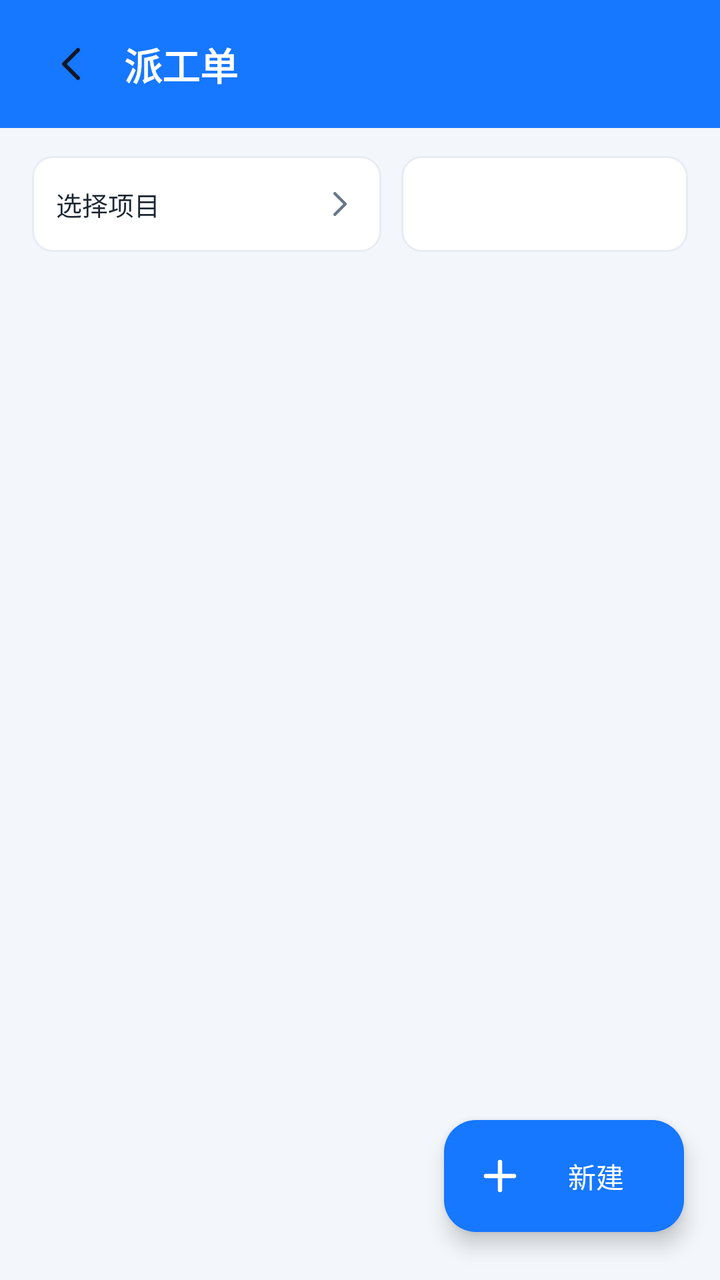
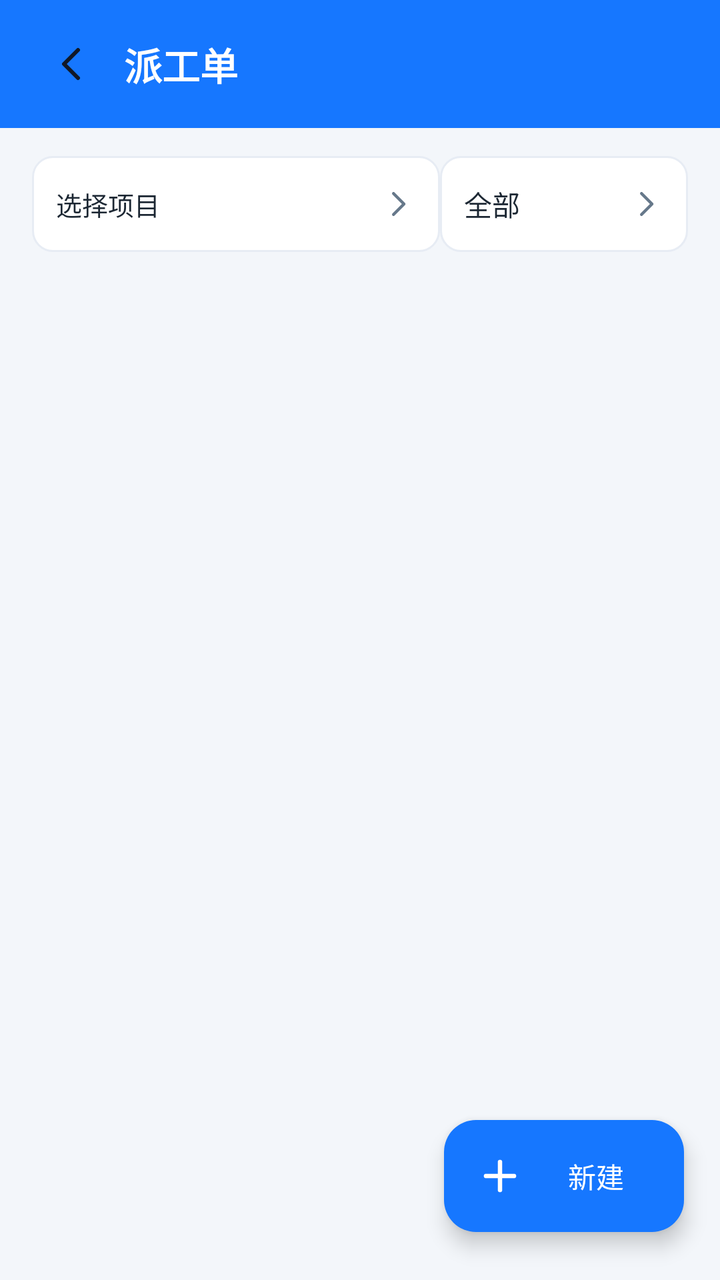

The first picture is an Android layout as it rendered before a commit; the second is the same layout after the commit. The layout source and the unified diff follow.
<!-- AndroidManifest.xml: application theme Theme.WorkerM -->
<!-- res/layout/activity_dispatch_list.xml -->
<?xml version="1.0" encoding="utf-8"?>
<FrameLayout xmlns:android="http://schemas.android.com/apk/res/android"
    xmlns:app="http://schemas.android.com/apk/res-auto"
    android:layout_width="match_parent"
    android:layout_height="match_parent"
    android:background="@color/surface_background">

    <LinearLayout
        android:layout_width="match_parent"
        android:layout_height="match_parent"
        android:orientation="vertical">

        <LinearLayout
            android:layout_width="match_parent"
            android:layout_height="64dp"
            android:background="@color/dashboard_blue"
            android:gravity="center_vertical"
            android:paddingHorizontal="16dp">

            <ImageButton
                android:id="@+id/back_button"
                android:layout_width="40dp"
                android:layout_height="40dp"
                android:background="@android:color/transparent"
                android:contentDescription="返回"
                android:src="@drawable/ic_back" />

            <TextView
                android:id="@+id/title_text"
                android:layout_width="0dp"
                android:layout_height="wrap_content"
                android:layout_marginStart="6dp"
                android:layout_weight="1"
                android:ellipsize="end"
                android:maxLines="1"
                android:text="派工单"
                android:textColor="@color/white"
                android:textSize="19sp"
                android:textStyle="bold" />
        </LinearLayout>

        <LinearLayout
            android:layout_width="match_parent"
            android:layout_height="wrap_content"
            android:orientation="horizontal"
            android:paddingHorizontal="16dp"
            android:paddingTop="14dp"
            android:paddingBottom="8dp">

            <TextView
                android:id="@+id/project_filter_button"
                android:layout_width="0dp"
                android:layout_height="48dp"
                android:layout_marginEnd="10dp"
                android:layout_weight="1.1"
                android:background="@drawable/bg_card_stroke"
                android:drawableEnd="@drawable/ic_next"
                android:drawablePadding="4dp"
                android:ellipsize="end"
                android:gravity="center_vertical"
                android:maxLines="1"
                android:paddingHorizontal="12dp"
                android:text="选择项目"
                android:textColor="@color/text_primary"
                android:textSize="13sp"
                app:drawableTint="@color/text_secondary" />

            <Spinner
                android:id="@+id/status_spinner"
                android:layout_width="0dp"
                android:layout_height="48dp"
                android:layout_weight="0.9"
                android:background="@drawable/bg_card_stroke" />
        </LinearLayout>

        <androidx.recyclerview.widget.RecyclerView
            android:id="@+id/dispatch_recycler"
            android:layout_width="match_parent"
            android:layout_height="0dp"
            android:layout_weight="1"
            android:clipToPadding="false"
            android:paddingHorizontal="16dp"
            android:paddingBottom="96dp" />

        <TextView
            android:id="@+id/empty_text"
            android:layout_width="match_parent"
            android:layout_height="120dp"
            android:gravity="center"
            android:text="暂无派工任务"
            android:textColor="@color/text_secondary"
            android:visibility="gone" />
    </LinearLayout>

    <com.google.android.material.floatingactionbutton.ExtendedFloatingActionButton
        android:id="@+id/create_fab"
        android:layout_width="wrap_content"
        android:layout_height="56dp"
        android:layout_gravity="bottom|end"
        android:layout_marginEnd="18dp"
        android:layout_marginBottom="24dp"
        android:contentDescription="新建派工单"
        android:text="新建"
        android:textColor="@color/white"
        app:backgroundTint="@color/dashboard_blue"
        app:icon="@drawable/ic_add"
        app:iconTint="@color/white" />
</FrameLayout>
<!-- resources referenced by this layout -->
<resources>
  <color name="dashboard_blue">#1677FF</color>
  <color name="surface_background">#F3F6FA</color>
  <color name="text_primary">#1C2733</color>
  <color name="text_secondary">#66788A</color>
  <color name="white">#FFFFFFFF</color>
  <!-- drawable bg_card_stroke (drawable) -->
  <?xml version="1.0" encoding="utf-8"?>
  <shape xmlns:android="http://schemas.android.com/apk/res/android">
      <solid android:color="@color/white" />
      <stroke android:width="1dp" android:color="#E7ECF4" />
      <corners android:radius="10dp" />
  </shape>
  <!-- drawable ic_add (drawable) -->
  <?xml version="1.0" encoding="utf-8"?>
  <vector xmlns:android="http://schemas.android.com/apk/res/android" android:width="24dp" android:height="24dp" android:viewportWidth="24" android:viewportHeight="24">
      <path android:strokeColor="#FFFFFFFF" android:strokeWidth="2.2" android:strokeLineCap="round" android:fillColor="@android:color/transparent" android:pathData="M12,5v14M5,12h14" />
  </vector>
  <!-- drawable ic_back (drawable) -->
  <?xml version="1.0" encoding="utf-8"?>
  <vector xmlns:android="http://schemas.android.com/apk/res/android" android:width="24dp" android:height="24dp" android:viewportWidth="24" android:viewportHeight="24">
      <path android:strokeColor="#111827" android:strokeWidth="2" android:strokeLineCap="round" android:strokeLineJoin="round" android:fillColor="@android:color/transparent" android:pathData="M15,5L8,12l7,7" />
  </vector>
  <!-- drawable ic_next (drawable) -->
  <?xml version="1.0" encoding="utf-8"?>
  <vector xmlns:android="http://schemas.android.com/apk/res/android"
      android:width="18dp"
      android:height="18dp"
      android:viewportWidth="24"
      android:viewportHeight="24">
      <path
          android:fillColor="@android:color/transparent"
          android:pathData="M9,5L16,12L9,19"
          android:strokeColor="#1677FF"
          android:strokeLineCap="round"
          android:strokeLineJoin="round"
          android:strokeWidth="2" />
  </vector>
  <style name="Theme.WorkerM" parent="Base.Theme.WorkerM" />
  <style name="Base.Theme.WorkerM" parent="Theme.Material3.Light.NoActionBar">
          <item name="colorPrimary">@color/brand_primary</item>
          <item name="colorOnPrimary">@color/text_inverse</item>
          <item name="colorSecondary">@color/brand_secondary</item>
          <item name="colorOnSecondary">@color/text_inverse</item>
          <item name="android:windowBackground">@color/surface_background</item>
          <item name="colorSurface">@color/surface_card</item>
          <item name="android:textColor">@color/text_primary</item>
          <item name="android:navigationBarColor">@color/surface_card</item>
          <item name="android:statusBarColor">@android:color/transparent</item>
          <item name="android:windowLightStatusBar">true</item>
      </style>
  <color name="brand_primary">#124D90</color>
  <color name="text_inverse">#FFFFFFFF</color>
  <color name="brand_secondary">#2F7BC7</color>
  <color name="surface_card">#FFFFFFFF</color>
</resources>

<!-- the commit's change to res/layout/activity_dispatch_list.xml (unified diff, before → after) -->
@@ -1,58 +1,64 @@
 <?xml version="1.0" encoding="utf-8"?>
-<FrameLayout xmlns:android="http://schemas.android.com/apk/res/android"
+<androidx.constraintlayout.widget.ConstraintLayout xmlns:android="http://schemas.android.com/apk/res/android"
     xmlns:app="http://schemas.android.com/apk/res-auto"
     android:layout_width="match_parent"
     android:layout_height="match_parent"
     android:background="@color/surface_background">
 
-    <LinearLayout
-        android:layout_width="match_parent"
-        android:layout_height="match_parent"
-        android:orientation="vertical">
+    <androidx.constraintlayout.widget.ConstraintLayout
+        android:id="@+id/dispatch_list_top_bar"
+        android:layout_width="0dp"
+        android:layout_height="64dp"
+        android:background="@color/dashboard_blue"
+        android:paddingHorizontal="16dp"
+        app:layout_constraintEnd_toEndOf="parent"
+        app:layout_constraintStart_toStartOf="parent"
+        app:layout_constraintTop_toTopOf="parent">
 
-        <LinearLayout
-            android:layout_width="match_parent"
-            android:layout_height="64dp"
-            android:background="@color/dashboard_blue"
-            android:gravity="center_vertical"
-            android:paddingHorizontal="16dp">
+        <ImageButton
+            android:id="@+id/back_button"
+            android:layout_width="40dp"
+            android:layout_height="40dp"
+            android:background="@android:color/transparent"
+            android:contentDescription="返回"
+            android:src="@drawable/ic_back"
+            app:layout_constraintBottom_toBottomOf="parent"
+            app:layout_constraintStart_toStartOf="parent"
+            app:layout_constraintTop_toTopOf="parent" />
 
-            <ImageButton
-                android:id="@+id/back_button"
-                android:layout_width="40dp"
-                android:layout_height="40dp"
-                android:background="@android:color/transparent"
-                android:contentDescription="返回"
-                android:src="@drawable/ic_back" />
+        <TextView
+            android:id="@+id/title_text"
+            android:layout_width="0dp"
+            android:layout_height="wrap_content"
+            android:layout_marginStart="6dp"
+            android:ellipsize="end"
+            android:maxLines="1"
+            android:text="派工单"
+            android:textColor="@color/white"
+            android:textSize="19sp"
+            android:textStyle="bold"
+            app:layout_constraintBottom_toBottomOf="parent"
+            app:layout_constraintEnd_toEndOf="parent"
+            app:layout_constraintStart_toEndOf="@id/back_button"
+            app:layout_constraintTop_toTopOf="parent" />
+    </androidx.constraintlayout.widget.ConstraintLayout>
 
-            <TextView
-                android:id="@+id/title_text"
-                android:layout_width="0dp"
-                android:layout_height="wrap_content"
-                android:layout_marginStart="6dp"
-                android:layout_weight="1"
-                android:ellipsize="end"
-                android:maxLines="1"
-                android:text="派工单"
-                android:textColor="@color/white"
-                android:textSize="19sp"
-                android:textStyle="bold" />
-        </LinearLayout>
-
-        <LinearLayout
-            android:layout_width="match_parent"
-            android:layout_height="wrap_content"
-            android:orientation="horizontal"
-            android:paddingHorizontal="16dp"
-            android:paddingTop="14dp"
-            android:paddingBottom="8dp">
+    <androidx.constraintlayout.widget.ConstraintLayout
+        android:id="@+id/dispatch_filter_row"
+        android:layout_width="0dp"
+        android:layout_height="70dp"
+        android:paddingStart="16dp"
+        android:paddingTop="14dp"
+        android:paddingEnd="16dp"
+        android:paddingBottom="8dp"
+        app:layout_constraintEnd_toEndOf="parent"
+        app:layout_constraintStart_toStartOf="parent"
+        app:layout_constraintTop_toBottomOf="@id/dispatch_list_top_bar">
 
             <TextView
                 android:id="@+id/project_filter_button"
                 android:layout_width="0dp"
                 android:layout_height="48dp"
-                android:layout_marginEnd="10dp"
-                android:layout_weight="1.1"
                 android:background="@drawable/bg_card_stroke"
                 android:drawableEnd="@drawable/ic_next"
                 android:drawablePadding="4dp"
@@ -63,40 +69,59 @@
                 android:text="选择项目"
                 android:textColor="@color/text_primary"
                 android:textSize="13sp"
-                app:drawableTint="@color/text_secondary" />
+                app:drawableTint="@color/text_secondary"
+                app:layout_constraintEnd_toStartOf="@id/status_filter_button"
+                app:layout_constraintStart_toStartOf="parent"
+                app:layout_constraintTop_toTopOf="parent" />
 
-            <Spinner
-                android:id="@+id/status_spinner"
-                android:layout_width="0dp"
+            <TextView
+                android:id="@+id/status_filter_button"
+                android:layout_width="124dp"
                 android:layout_height="48dp"
-                android:layout_weight="0.9"
-                android:background="@drawable/bg_card_stroke" />
-        </LinearLayout>
+                android:background="@drawable/bg_card_stroke"
+                android:drawableEnd="@drawable/ic_next"
+                android:drawablePadding="4dp"
+                android:gravity="center_vertical"
+                android:maxLines="1"
+                android:paddingHorizontal="12dp"
+                android:text="全部"
+                android:textColor="@color/text_primary"
+                android:textSize="14sp"
+                app:drawableTint="@color/text_secondary"
+                app:layout_constraintEnd_toEndOf="parent"
+                app:layout_constraintTop_toTopOf="parent" />
+    </androidx.constraintlayout.widget.ConstraintLayout>
 
-        <androidx.recyclerview.widget.RecyclerView
-            android:id="@+id/dispatch_recycler"
-            android:layout_width="match_parent"
-            android:layout_height="0dp"
-            android:layout_weight="1"
-            android:clipToPadding="false"
-            android:paddingHorizontal="16dp"
-            android:paddingBottom="96dp" />
+    <androidx.recyclerview.widget.RecyclerView
+        android:id="@+id/dispatch_recycler"
+        android:layout_width="0dp"
+        android:layout_height="0dp"
+        android:clipToPadding="false"
+        android:paddingHorizontal="16dp"
+        android:paddingBottom="96dp"
+        app:layout_constraintBottom_toBottomOf="parent"
+        app:layout_constraintEnd_toEndOf="parent"
+        app:layout_constraintStart_toStartOf="parent"
+        app:layout_constraintTop_toBottomOf="@id/dispatch_filter_row" />
 
-        <TextView
-            android:id="@+id/empty_text"
-            android:layout_width="match_parent"
-            android:layout_height="120dp"
-            android:gravity="center"
-            android:text="暂无派工任务"
-            android:textColor="@color/text_secondary"
-            android:visibility="gone" />
-    </LinearLayout>
+    <TextView
+        android:id="@+id/empty_text"
+        android:layout_width="0dp"
+        android:layout_height="wrap_content"
+        android:gravity="center"
+        android:text="暂无派工任务"
+        android:textColor="@color/text_secondary"
+        android:textSize="16sp"
+        android:visibility="gone"
+        app:layout_constraintBottom_toTopOf="@id/create_fab"
+        app:layout_constraintEnd_toEndOf="parent"
+        app:layout_constraintStart_toStartOf="parent"
+        app:layout_constraintTop_toBottomOf="@id/dispatch_filter_row" />
 
     <com.google.android.material.floatingactionbutton.ExtendedFloatingActionButton
         android:id="@+id/create_fab"
         android:layout_width="wrap_content"
         android:layout_height="56dp"
-        android:layout_gravity="bottom|end"
         android:layout_marginEnd="18dp"
         android:layout_marginBottom="24dp"
         android:contentDescription="新建派工单"
@@ -104,5 +129,7 @@
         android:textColor="@color/white"
         app:backgroundTint="@color/dashboard_blue"
         app:icon="@drawable/ic_add"
-        app:iconTint="@color/white" />
-</FrameLayout>
+        app:iconTint="@color/white"
+        app:layout_constraintBottom_toBottomOf="parent"
+        app:layout_constraintEnd_toEndOf="parent" />
+</androidx.constraintlayout.widget.ConstraintLayout>
